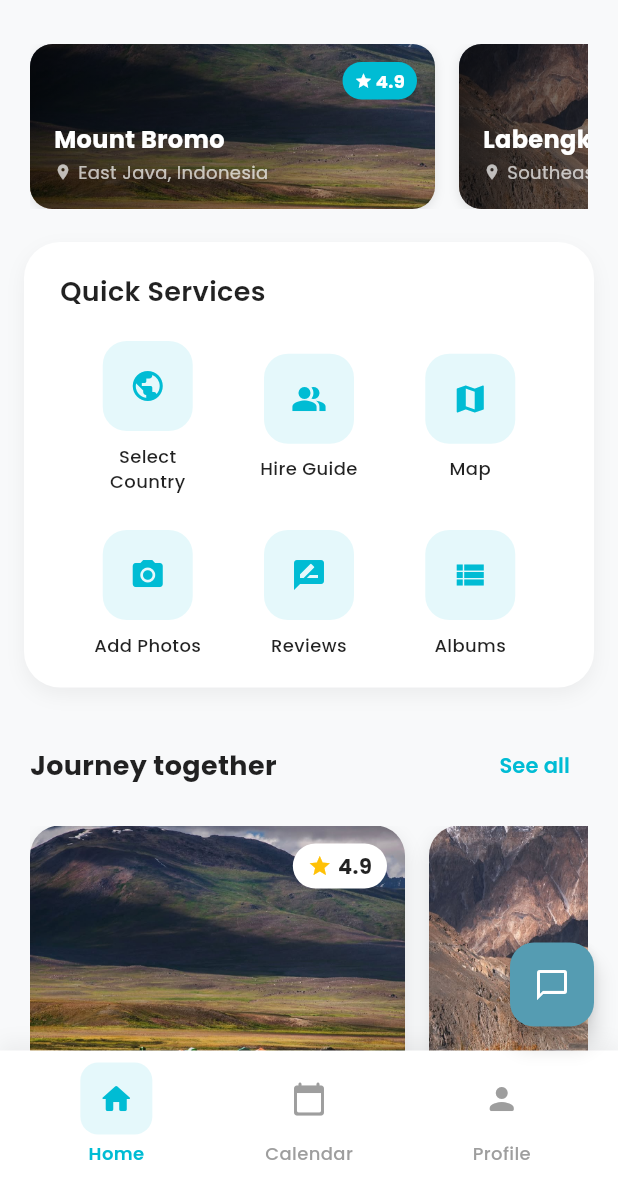
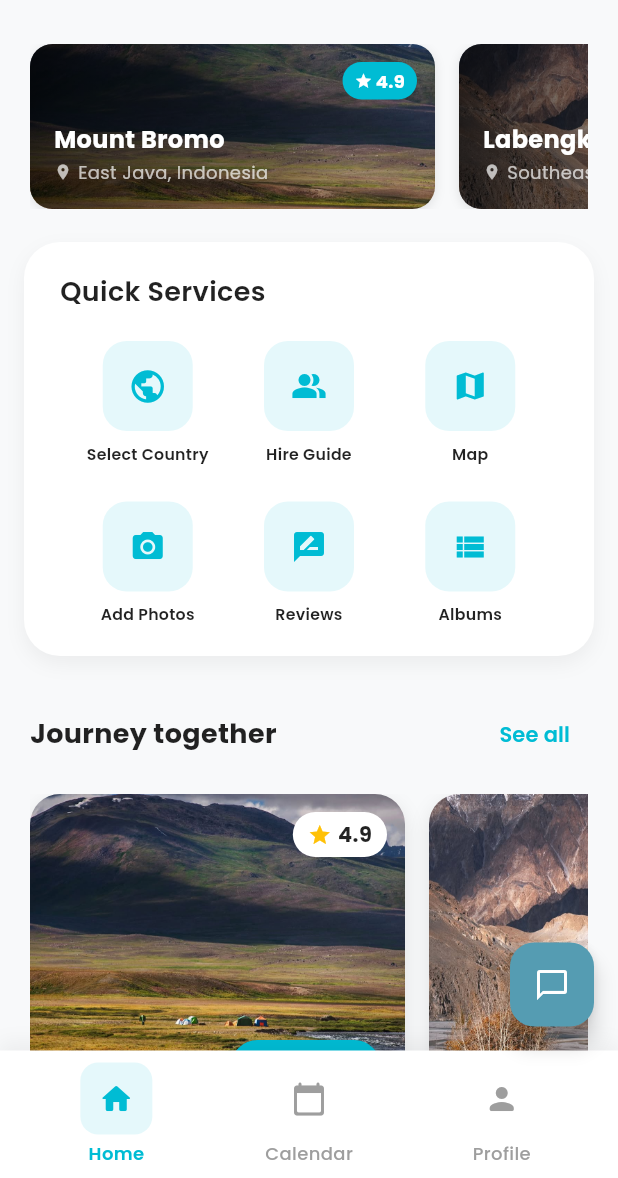
Before and after one commit to Mahad-Ghauri/Tour_guide-main, a Flutter app: the HomeScreen screen opened directly, scrolled down 576 dp, on a phone screen of 412 x 824 dp, the part 58-1236 px from its top. Run offline on Flutter 3.47's test engine with Material 3 defaults, Android fonts, the phone set to English and light mode, and no system bars; our stand-ins replace flutter_rating_bar, flutter_staggered_animations, flutter_tts, geolocator, google_fonts, google_maps_flutter and 6 more; missing offline and left inert: flutter_google_places_sdk; accounts and stored records are empty.

```diff
--- a/lib/Components/category_icons.dart
+++ b/lib/Components/category_icons.dart
@@ -67,6 +67,14 @@ class CategoryIcons extends StatelessWidget {
                             ),
                           );
                         },
+                        iconSize: 26,
+                        padding: const EdgeInsets.all(11),
+                        textStyle: GoogleFonts.poppins(
+                          fontSize: 10.5,
+                          fontWeight: FontWeight.w600,
+                          color: Colors.black87,
+                          letterSpacing: 0.2,
+                        ),
                       ),
                       _buildServiceIcon(
                         context,
@@ -80,6 +88,12 @@ class CategoryIcons extends StatelessWidget {
                             ),
                           );
                         },
+                        textStyle: GoogleFonts.poppins(
+                          fontSize: 10.5,
+                          fontWeight: FontWeight.w600,
+                          color: Colors.black87,
+                          letterSpacing: 0.2,
+                        ),
                       ),
                       _buildServiceIcon(
                         context,
@@ -93,6 +107,12 @@ class CategoryIcons extends StatelessWidget {
                             ),
                           );
                         },
+                        textStyle: GoogleFonts.poppins(
+                          fontSize: 10.5,
+                          fontWeight: FontWeight.w600,
+                          color: Colors.black87,
+                          letterSpacing: 0.2,
+                        ),
                       ),
                     ],
                   ),
@@ -120,6 +140,12 @@ class CategoryIcons extends StatelessWidget {
                             ),
                           );
                         },
+                        textStyle: GoogleFonts.poppins(
+                          fontSize: 10.5,
+                          fontWeight: FontWeight.w600,
+                          color: Colors.black87,
+                          letterSpacing: 0.2,
+                        ),
                       ),
                       _buildServiceIcon(
                         context,
@@ -135,6 +161,12 @@ class CategoryIcons extends StatelessWidget {
                             ),
                           );
                         },
+                        textStyle: GoogleFonts.poppins(
+                          fontSize: 10.5,
+                          fontWeight: FontWeight.w600,
+                          color: Colors.black87,
+                          letterSpacing: 0.2,
+                        ),
                       ),
                       _buildServiceIcon(
                         context,
@@ -148,6 +180,12 @@ class CategoryIcons extends StatelessWidget {
                             ),
                           );
                         },
+                        textStyle: GoogleFonts.poppins(
+                          fontSize: 10.5,
+                          fontWeight: FontWeight.w600,
+                          color: Colors.black87,
+                          letterSpacing: 0.2,
+                        ),
                       ),
                     ],
                   ),
@@ -164,8 +202,11 @@ class CategoryIcons extends StatelessWidget {
     BuildContext context,
     IconData icon,
     String label,
-    VoidCallback onTap,
-  ) {
+    VoidCallback onTap, {
+    double? iconSize,
+    EdgeInsets? padding,
+    TextStyle? textStyle,
+  }) {
     return GestureDetector(
       onTap: onTap,
       child: SizedBox(
@@ -176,7 +217,7 @@ class CategoryIcons extends StatelessWidget {
             Container(
               width: 60,
               height: 60,
-              padding: const EdgeInsets.all(12),
+              padding: padding ?? const EdgeInsets.all(12),
               decoration: BoxDecoration(
                 color: AppColors.primaryTeal.withOpacity(0.1),
                 borderRadius: BorderRadius.circular(16),
@@ -184,13 +225,13 @@ class CategoryIcons extends StatelessWidget {
               child: Icon(
                 icon,
                 color: AppColors.primaryTeal,
-                size: 24,
+                size: iconSize ?? 24,
               ),
             ),
             const SizedBox(height: 8),
             Text(
               label,
-              style: GoogleFonts.poppins(
+              style: textStyle ?? GoogleFonts.poppins(
                 fontSize: 12,
                 fontWeight: FontWeight.w500,
                 color: Colors.black87,
--- a/lib/Components/header_component.dart
+++ b/lib/Components/header_component.dart
@@ -1,120 +1,9 @@
-// import 'package:flutter/material.dart';
-// import 'package:google_fonts/google_fonts.dart';
-// import 'package:tour_guide_application/Theme/chatbot_theme.dart';
-// import 'package:tour_guide_application/Screens/Authentication%20Screens/profile_screen.dart';
-
-// class HeaderComponent extends StatelessWidget {
-//   const HeaderComponent({super.key});
-
-//   @override
-//   Widget build(BuildContext context) {
-//     return Container(
-//       padding: const EdgeInsets.symmetric(horizontal: 20, vertical: 20),
-//       decoration: BoxDecoration(
-//         color: const Color(0xFF559CB2), // Match logo screen background color
-//         borderRadius: const BorderRadius.only(
-//           bottomLeft: Radius.circular(30),
-//           bottomRight: Radius.circular(30),
-//         ),
-//         boxShadow: [
-//           BoxShadow(
-//             color: Colors.black.withOpacity(0.1),
-//             blurRadius: 10,
-//             offset: const Offset(0, 5),
-//           ),
-//         ],
-//       ),
-//       child: Column(
-//         children: [
-//           Row(
-//             mainAxisAlignment: MainAxisAlignment.spaceBetween,
-//             children: [
-//               Row(
-//                 children: [
-//                   Container(
-//                     padding: const EdgeInsets.all(8),
-//                     decoration: BoxDecoration(
-//                       color: Colors.white.withOpacity(0.2),
-//                       borderRadius: BorderRadius.circular(12),
-//                     ),
-//                     child: Icon(Icons.explore, color: AppColors.lightText),
-//                   ),
-//                   const SizedBox(width: 12),
-//                   Text(
-//                     'Globe Guide!',
-//                     style: GoogleFonts.poppins(
-//                       fontSize: 24,
-//                       fontWeight: FontWeight.bold,
-//                       color: AppColors.lightText,
-//                     ),
-//                   ),
-//                 ],
-//               ),
-//               GestureDetector(
-//                 onTap: () {
-//                   Navigator.push(
-//                     context,
-//                     MaterialPageRoute(builder: (_) => const ProfileScreen()),
-//                   );
-//                 },
-//                 child: Container(
-//                   padding: const EdgeInsets.all(8),
-//                   decoration: BoxDecoration(
-//                     color: Colors.white.withOpacity(0.2),
-//                     borderRadius: BorderRadius.circular(12),
-//                   ),
-//                   child: Icon(Icons.person, color: AppColors.lightText),
-//                 ),
-//               ),
-//             ],
-//           ),
-//           const SizedBox(height: 20),
-//           _buildSearchBar(),
-//         ],
-//       ),
-//     );
-//   }
-
-//   Widget _buildSearchBar() {
-//     return Container(
-//       decoration: BoxDecoration(
-//         borderRadius: BorderRadius.circular(15),
-//         boxShadow: [
-//           BoxShadow(
-//             color: Colors.black.withOpacity(0.1),
-//             blurRadius: 5,
-//             offset: const Offset(0, 2),
-//           ),
-//         ],
-//       ),
-//       child: TextField(
-//         style: GoogleFonts.poppins(),
-//         decoration: InputDecoration(
-//           hintText: "Where to go?",
-//           hintStyle: GoogleFonts.poppins(color: AppColors.greyText),
-//           prefixIcon: Icon(Icons.search, color: AppColors.primaryTeal),
-//           suffixIcon: Icon(Icons.mic, color: AppColors.primaryTeal),
-//           filled: true,
-//           fillColor: AppColors.lightSurface,
-//           border: OutlineInputBorder(
-//             borderRadius: BorderRadius.circular(15),
-//             borderSide: BorderSide.none,
-//           ),
-//           contentPadding: const EdgeInsets.symmetric(
-//             horizontal: 20,
-//             vertical: 16,
-//           ),
-//         ),
-//       ),
-//     );
-//   }
-// }
-
 import 'package:flutter/material.dart';
 import 'package:google_fonts/google_fonts.dart';
 import 'package:supabase_flutter/supabase_flutter.dart';
 import 'package:tour_guide_application/Theme/chatbot_theme.dart';
 import 'package:tour_guide_application/Screens/Authentication%20Screens/profile_screen.dart';
+import 'package:tour_guide_application/Screens/city_selection_screen.dart';
 
 class HeaderComponent extends StatefulWidget {
   const HeaderComponent({super.key});
@@ -220,11 +109,14 @@ class _HeaderComponentState extends State<HeaderComponent> {
                 ],
               ),
               GestureDetector(
-                onTap: () {
-                  Navigator.push(
+                onTap: () async {
+                  final result = await Navigator.push(
                     context,
-                    MaterialPageRoute(builder: (_) => const ProfileScreen()),
+                    MaterialPageRoute(builder: (_) => const CitySelectionScreen()),
                   );
+                  if (result != null) {
+                    fetchSelectedCity();
+                  }
                 },
                 child: Container(
                   padding: const EdgeInsets.all(8),
--- a/lib/Screens/city_selection_screen.dart
+++ b/lib/Screens/city_selection_screen.dart
@@ -37,8 +37,7 @@ class _CitySelectionScreenState extends State<CitySelectionScreen> {
               );
 
               // Navigate back to the home screen after storing the city
-              Navigator.pop(context,
-              'homescreen'); // This will take you back to the previous screen (HomeScreen)
+              Navigator.popUntil(context, (route) => route.isFirst);
             },
           )
           ..loadFlutterAsset('assets/cities.html');
```
